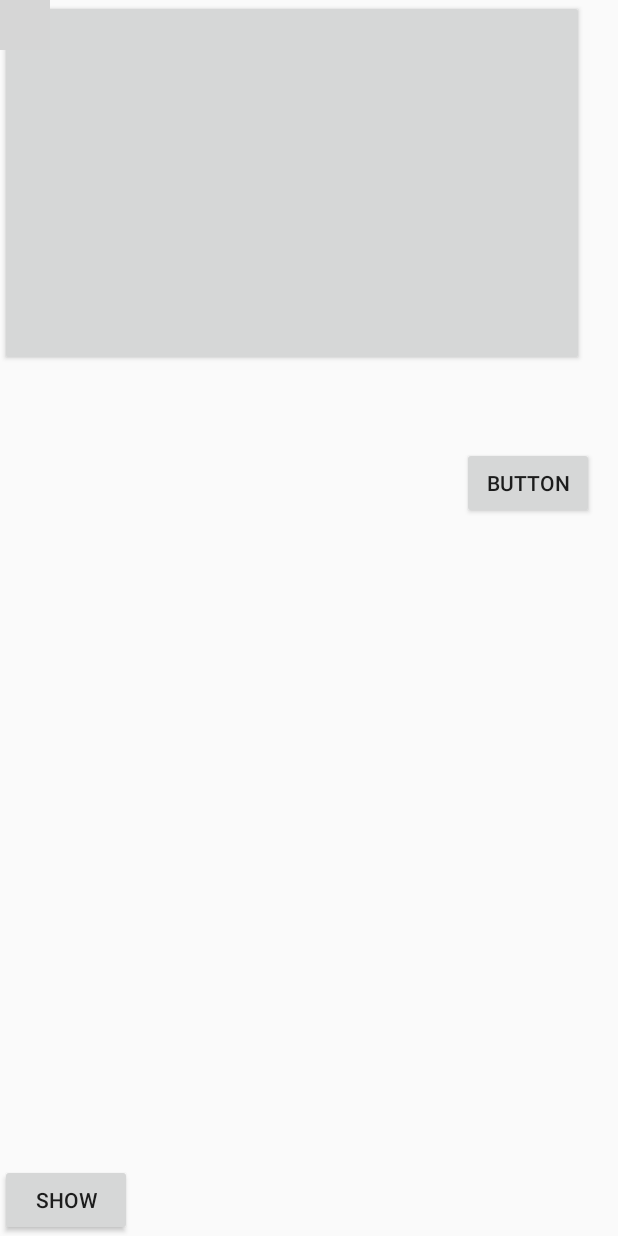
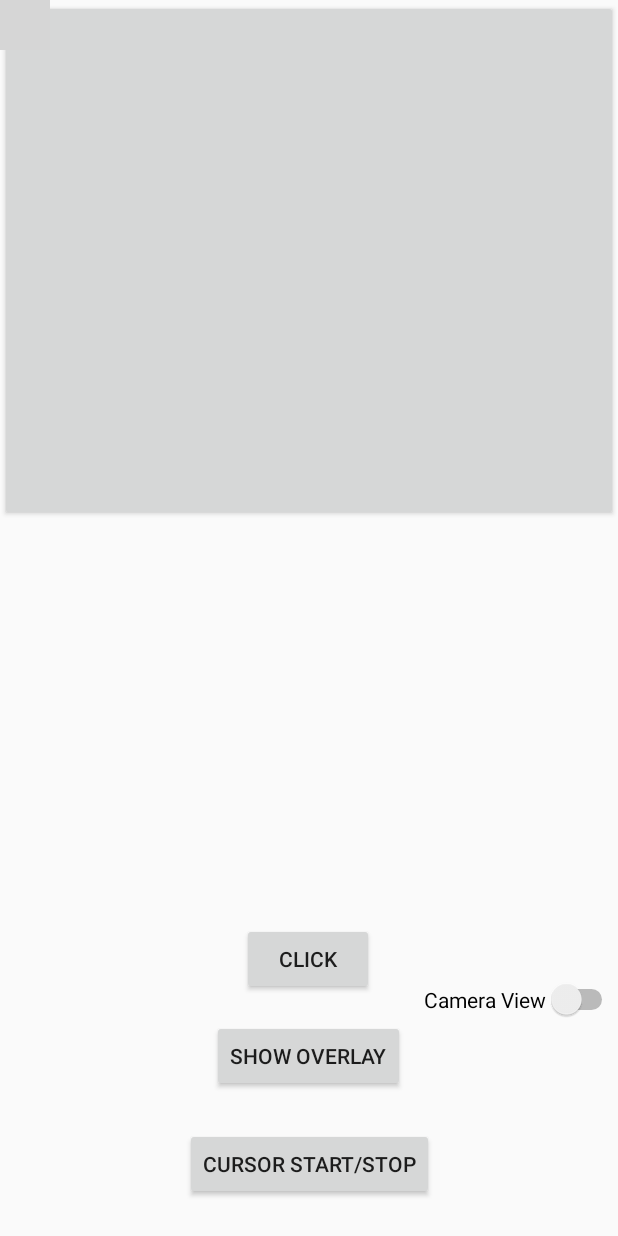
Before and after one commit to vBubbaa/android-mouse, an Android app: the layout content_main.xml on its own in the app's theme, with its tools: preview values and no code run, on a phone screen of 412 x 824 dp. Run offline under Robolectric (Android 15) with nearby library versions, the phone set to English and light mode, and no system bars; grey boxes are pictures that could not be loaded.

Commit message:
Added toggle switch to turn off and on the OpenCV on screen view

```diff
--- a/app/src/main/res/layout/content_main.xml
+++ b/app/src/main/res/layout/content_main.xml
@@ -13,7 +13,7 @@
         android:id="@+id/cursor"
         android:layout_width="50px"
         android:layout_height="50px"
-        android:elevation="500dp"
+        android:elevation="501dp"
         android:src="@drawable/circle1"
         tools:layout_editor_absoluteX="356dp"
         tools:layout_editor_absoluteY="172dp"></ImageView>
@@ -23,17 +23,18 @@
         android:layout_width="732dp"
         android:layout_height="362dp"
         android:alpha="0"
+        android:elevation="500dp"
         app:layout_constraintBottom_toBottomOf="parent"
         app:layout_constraintEnd_toEndOf="parent"
         app:layout_constraintHorizontal_bias="0.501"
         app:layout_constraintStart_toStartOf="parent"
         app:layout_constraintTop_toTopOf="parent"
-        app:layout_constraintVertical_bias="0.0"></org.opencv.android.JavaCameraView>
+        app:layout_constraintVertical_bias="0.441"></org.opencv.android.JavaCameraView>
 
     <Button
         android:id="@+id/mybutton"
-        android:layout_width="389dp"
-        android:layout_height="244dp"
+        android:layout_width="412dp"
+        android:layout_height="347dp"
         android:clickable="true"
         android:onClick="printStarter"
         app:layout_constraintStart_toStartOf="parent"
@@ -43,21 +44,44 @@
         android:id="@+id/clickbutton"
         android:layout_width="wrap_content"
         android:layout_height="wrap_content"
-        android:text="Button"
-        app:layout_constraintBottom_toBottomOf="@+id/CameraView"
+        android:text="Click"
+        app:layout_constraintBottom_toTopOf="@+id/buttonShow"
         app:layout_constraintEnd_toEndOf="parent"
-        app:layout_constraintHorizontal_bias="0.95"
+        app:layout_constraintHorizontal_bias="0.498"
         app:layout_constraintStart_toStartOf="parent"
         app:layout_constraintTop_toTopOf="parent"
-        app:layout_constraintVertical_bias="0.949" />
+        app:layout_constraintVertical_bias="0.974" />
 
     <Button
         android:id="@+id/buttonShow"
         android:layout_width="wrap_content"
         android:layout_height="wrap_content"
-        android:text="Show"
+        android:layout_marginBottom="96dp"
+        android:text="Show Overlay"
         app:layout_constraintBottom_toBottomOf="parent"
-        tools:layout_editor_absoluteX="151dp" />
+        app:layout_constraintEnd_toEndOf="parent"
+        app:layout_constraintHorizontal_bias="0.498"
+        app:layout_constraintStart_toStartOf="parent" />
+
+    <Button
+        android:id="@+id/cursorbutton"
+        android:layout_width="wrap_content"
+        android:layout_height="wrap_content"
+        android:text="Cursor Start/Stop"
+        app:layout_constraintBottom_toBottomOf="parent"
+        app:layout_constraintEnd_toEndOf="parent"
+        app:layout_constraintStart_toStartOf="parent"
+        app:layout_constraintTop_toBottomOf="@+id/buttonShow" />
+
+    <Switch
+        android:id="@+id/switch1"
+        android:layout_width="wrap_content"
+        android:layout_height="wrap_content"
+        android:layout_marginBottom="144dp"
+        android:elevation="500dp"
+        android:text="Camera View"
+        app:layout_constraintBottom_toBottomOf="parent"
+        app:layout_constraintEnd_toEndOf="parent" />
 
 
 </androidx.constraintlayout.widget.ConstraintLayout>
```
Also changed, not shown: app/src/main/java/com/tylerjames/meeting2progress/MainActivity.java (+42 -17 lines).
